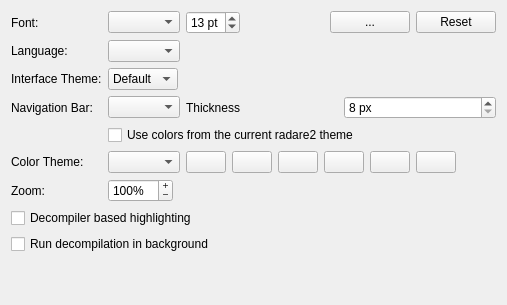
The window that src/dialogs/settings/AppearanceOptionsWidget.ui (radareorg/iaito) describes before a commit, drawn with Qt 5.
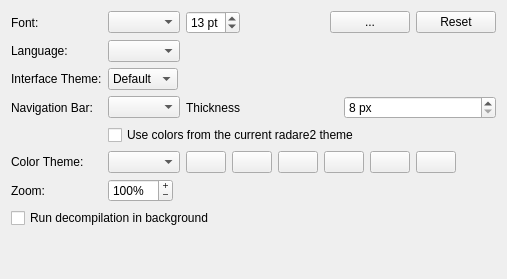
The same window after the commit. Icons and pictures are not drawn. Custom widgets are drawn as their Qt base class.

Commit message: Autodetect decompiler highlighting logic making user's life easier

Diff of the .ui file:
```diff
--- a/src/dialogs/settings/AppearanceOptionsWidget.ui
+++ b/src/dialogs/settings/AppearanceOptionsWidget.ui
@@ -368,16 +368,6 @@
      </item>
     </layout>
    </item>
-    <item>
-     <widget class="QCheckBox" name="useDecompilerHighlighter">
-      <property name="toolTip">
-       <string>Use information provided by decompiler when highlighting code.</string>
-      </property>
-      <property name="text">
-       <string>Decompiler based highlighting</string>
-      </property>
-     </widget>
-    </item>
     <item>
      <widget class="QCheckBox" name="decompilerRunInBackground">
       <property name="toolTip">
```
The commit also changes 7 other files.
